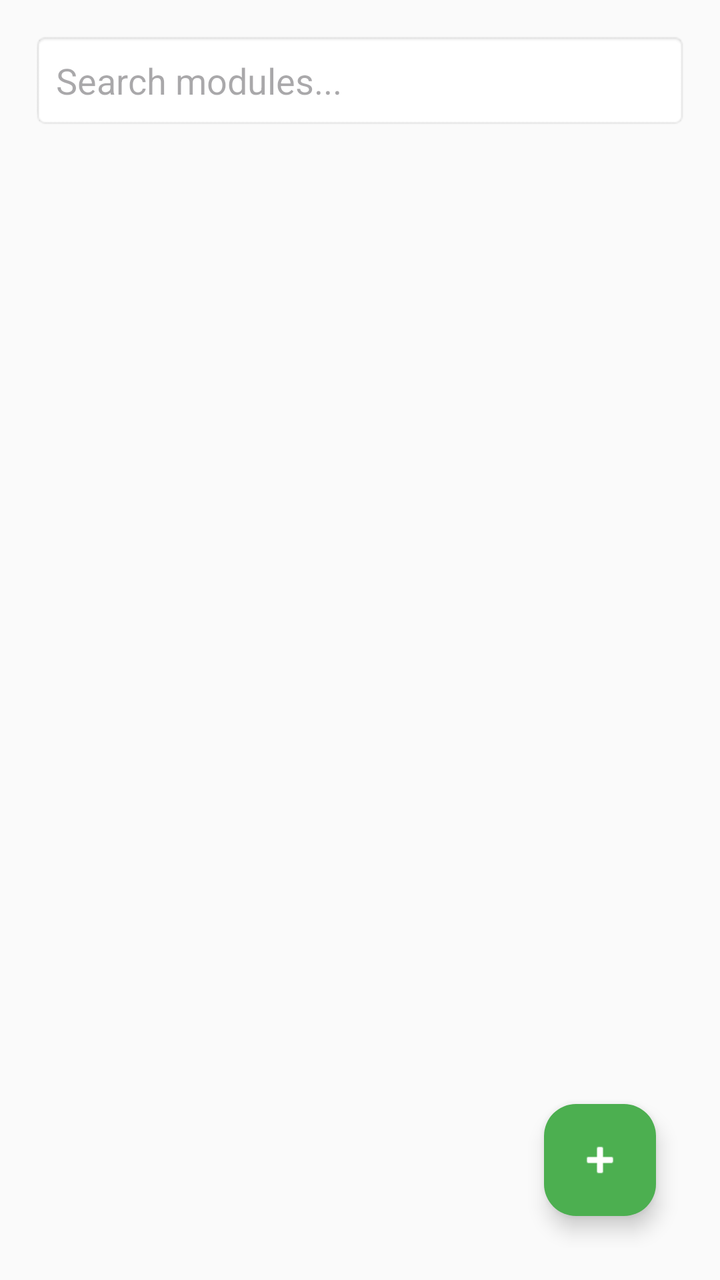
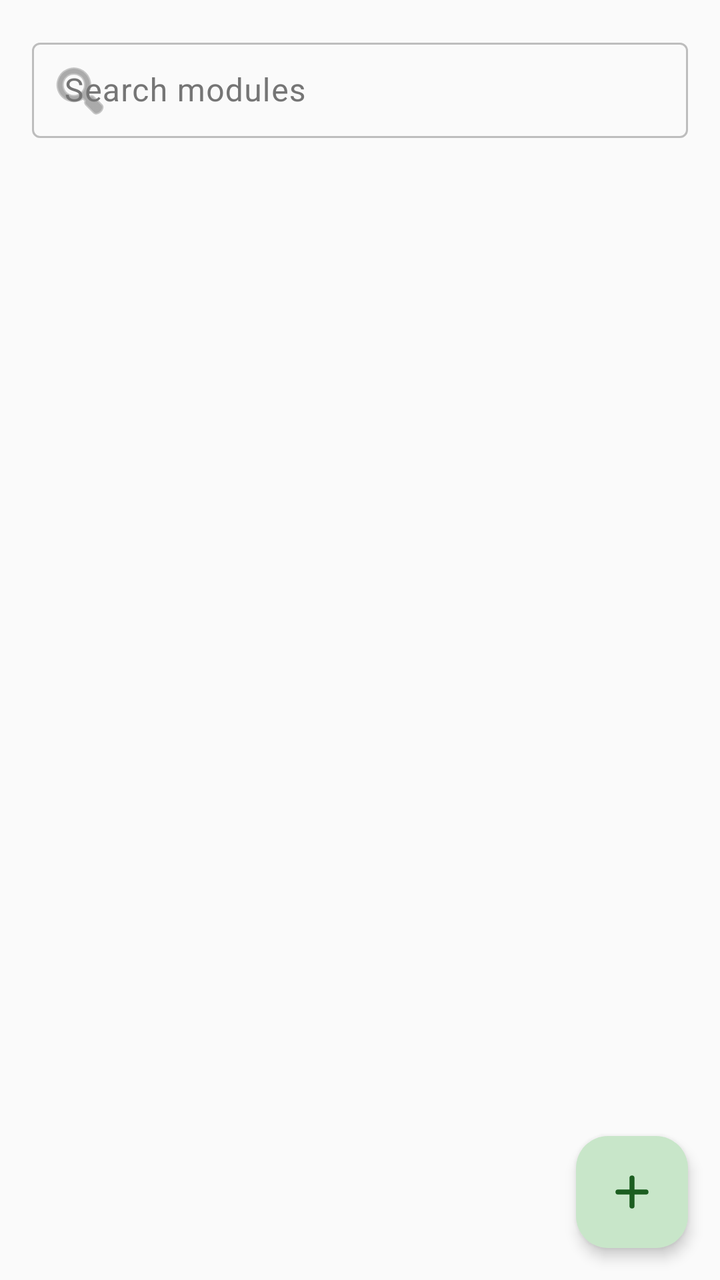

Before-and-after screenshots of an Android layout around one commit, followed by the original layout XML and the change that was made.
<!-- AndroidManifest.xml: application theme Theme.ShizuPosedManager -->
<!-- res/layout/fragment_modules.xml -->
<?xml version="1.0" encoding="utf-8"?>
<androidx.constraintlayout.widget.ConstraintLayout
    xmlns:android="http://schemas.android.com/apk/res/android"
    xmlns:app="http://schemas.android.com/apk/res-auto"
    xmlns:tools="http://schemas.android.com/tools"
    android:layout_width="match_parent"
    android:layout_height="match_parent"
    android:padding="16dp">

    
    <EditText
        android:id="@+id/searchView"
        android:layout_width="match_parent"
        android:layout_height="wrap_content"
        android:hint="Search modules..."
        android:inputType="text"
        android:padding="12dp"
        android:background="@android:drawable/editbox_background"
        android:importantForAutofill="no"
        app:layout_constraintTop_toTopOf="parent"
        app:layout_constraintStart_toStartOf="parent"
        app:layout_constraintEnd_toEndOf="parent" />

    
    <ProgressBar
        android:id="@+id/progressIndicator"
        android:layout_width="match_parent"
        android:layout_height="4dp"
        android:layout_marginTop="8dp"
        android:visibility="gone"
        android:progressTint="?attr/colorPrimary"
        app:layout_constraintTop_toBottomOf="@id/searchView"
        app:layout_constraintStart_toStartOf="parent"
        app:layout_constraintEnd_toEndOf="parent" />

    
    <androidx.recyclerview.widget.RecyclerView
        android:id="@+id/moduleRecyclerView"
        android:layout_width="0dp"
        android:layout_height="0dp"
        android:layout_marginTop="8dp"
        app:layout_constraintTop_toBottomOf="@id/progressIndicator"
        app:layout_constraintBottom_toBottomOf="parent"
        app:layout_constraintStart_toStartOf="parent"
        app:layout_constraintEnd_toEndOf="parent" />

    
    <TextView
        android:id="@+id/tvEmptyState"
        android:layout_width="wrap_content"
        android:layout_height="wrap_content"
        android:text="No modules installed"
        android:textSize="16sp"
        android:textColor="?android:attr/textColorSecondary"
        android:visibility="gone"
        app:layout_constraintTop_toTopOf="@id/moduleRecyclerView"
        app:layout_constraintBottom_toBottomOf="@id/moduleRecyclerView"
        app:layout_constraintStart_toStartOf="parent"
        app:layout_constraintEnd_toEndOf="parent" />

    
    <com.google.android.material.floatingactionbutton.FloatingActionButton
        android:id="@+id/fabAddModule"
        android:layout_width="wrap_content"
        android:layout_height="wrap_content"
        android:layout_margin="16dp"
        android:src="@android:drawable/ic_input_add"
        app:backgroundTint="?attr/colorPrimary"
        app:tint="@android:color/white"
        app:layout_constraintBottom_toBottomOf="parent"
        app:layout_constraintEnd_toEndOf="parent" />

</androidx.constraintlayout.widget.ConstraintLayout>
<!-- resources referenced by this layout -->
<resources>
  <color name="md_theme_light_primary">#4CAF50</color>
  <color name="md_theme_light_onPrimary">#FFFFFF</color>
  <color name="md_theme_light_primaryContainer">#C8E6C9</color>
  <color name="md_theme_light_onPrimaryContainer">#1B5E20</color>
  <color name="md_theme_light_secondary">#558B2F</color>
  <color name="md_theme_light_onSecondary">#FFFFFF</color>
  <color name="md_theme_light_secondaryContainer">#C5E1A5</color>
  <color name="md_theme_light_onSecondaryContainer">#33691E</color>
  <color name="md_theme_light_tertiary">#00695C</color>
  <color name="md_theme_light_onTertiary">#FFFFFF</color>
  <color name="md_theme_light_tertiaryContainer">#B2DFDB</color>
  <color name="md_theme_light_onTertiaryContainer">#004D40</color>
  <color name="md_theme_light_error">#D32F2F</color>
  <color name="md_theme_light_onError">#FFFFFF</color>
  <color name="md_theme_light_errorContainer">#FFCDD2</color>
  <color name="md_theme_light_onErrorContainer">#B71C1C</color>
  <color name="md_theme_light_surface">#FAFAFA</color>
  <color name="md_theme_light_onSurface">#212121</color>
  <color name="md_theme_light_surfaceVariant">#F5F5F5</color>
  <color name="md_theme_light_onSurfaceVariant">#757575</color>
  <color name="md_theme_light_outline">#BDBDBD</color>
  <color name="md_theme_light_inverseSurface">#424242</color>
  <color name="md_theme_light_inverseOnSurface">#FFFFFF</color>
  <color name="md_theme_light_inversePrimary">#81C784</color>
  <style name="Animation.Activity" parent="@android:style/Animation.Activity">
          <item name="android:activityOpenEnterAnimation">@android:anim/fade_in</item>
          <item name="android:activityOpenExitAnimation">@android:anim/fade_out</item>
          <item name="android:activityCloseEnterAnimation">@android:anim/fade_in</item>
          <item name="android:activityCloseExitAnimation">@android:anim/fade_out</item>
      </style>
  <!-- unchanged entries left out for length: 1 -->
</resources>

<!-- the commit's change to res/layout/fragment_modules.xml (unified diff, before → after) -->
@@ -4,32 +4,45 @@
     xmlns:app="http://schemas.android.com/apk/res-auto"
     xmlns:tools="http://schemas.android.com/tools"
     android:layout_width="match_parent"
-    android:layout_height="match_parent"
-    android:padding="16dp">
+    android:layout_height="match_parent">
 
     
-    <EditText
-        android:id="@+id/searchView"
-        android:layout_width="match_parent"
+    <com.google.android.material.textfield.TextInputLayout
+        android:id="@+id/searchLayout"
+        android:layout_width="0dp"
         android:layout_height="wrap_content"
-        android:hint="Search modules..."
-        android:inputType="text"
-        android:padding="12dp"
-        android:background="@android:drawable/editbox_background"
-        android:importantForAutofill="no"
+        android:layout_marginStart="16dp"
+        android:layout_marginEnd="16dp"
+        android:layout_marginTop="16dp"
+        style="@style/Widget.Material3.TextInputLayout.OutlinedBox.Dense"
+        android:hint="Search modules"
+        app:startIconDrawable="@android:drawable/ic_menu_search"
+        app:endIconMode="clear_text"
         app:layout_constraintTop_toTopOf="parent"
         app:layout_constraintStart_toStartOf="parent"
-        app:layout_constraintEnd_toEndOf="parent" />
+        app:layout_constraintEnd_toEndOf="parent">
+
+        <com.google.android.material.textfield.TextInputEditText
+            android:id="@+id/searchView"
+            android:layout_width="match_parent"
+            android:layout_height="wrap_content"
+            android:inputType="text"
+            android:maxLines="1"
+            android:importantForAutofill="no" />
+
+    </com.google.android.material.textfield.TextInputLayout>
 
     
     <ProgressBar
         android:id="@+id/progressIndicator"
-        android:layout_width="match_parent"
+        style="?android:attr/progressBarStyleHorizontal"
+        android:layout_width="0dp"
         android:layout_height="4dp"
-        android:layout_marginTop="8dp"
+        android:layout_marginTop="4dp"
+        android:indeterminate="true"
         android:visibility="gone"
         android:progressTint="?attr/colorPrimary"
-        app:layout_constraintTop_toBottomOf="@id/searchView"
+        app:layout_constraintTop_toBottomOf="@id/searchLayout"
         app:layout_constraintStart_toStartOf="parent"
         app:layout_constraintEnd_toEndOf="parent" />
 
@@ -39,6 +52,10 @@
         android:layout_width="0dp"
         android:layout_height="0dp"
         android:layout_marginTop="8dp"
+        android:clipToPadding="false"
+        android:paddingStart="8dp"
+        android:paddingEnd="8dp"
+        android:paddingBottom="88dp"
         app:layout_constraintTop_toBottomOf="@id/progressIndicator"
         app:layout_constraintBottom_toBottomOf="parent"
         app:layout_constraintStart_toStartOf="parent"
@@ -50,11 +67,13 @@
         android:layout_width="wrap_content"
         android:layout_height="wrap_content"
         android:text="No modules installed"
-        android:textSize="16sp"
-        android:textColor="?android:attr/textColorSecondary"
+        android:textSize="14sp"
+        android:textColor="?attr/colorOnSurfaceVariant"
+        android:gravity="center"
+        android:padding="32dp"
         android:visibility="gone"
-        app:layout_constraintTop_toTopOf="@id/moduleRecyclerView"
-        app:layout_constraintBottom_toBottomOf="@id/moduleRecyclerView"
+        app:layout_constraintTop_toBottomOf="@id/progressIndicator"
+        app:layout_constraintBottom_toBottomOf="parent"
         app:layout_constraintStart_toStartOf="parent"
         app:layout_constraintEnd_toEndOf="parent" />
 
@@ -64,9 +83,14 @@
         android:layout_width="wrap_content"
         android:layout_height="wrap_content"
         android:layout_margin="16dp"
-        android:src="@android:drawable/ic_input_add"
-        app:backgroundTint="?attr/colorPrimary"
-        app:tint="@android:color/white"
+        android:src="@drawable/ic_add_module"
+        android:contentDescription="Add module"
+        app:backgroundTint="?attr/colorPrimaryContainer"
+        app:tint="?attr/colorOnPrimaryContainer"
+        app:fabSize="normal"
+        app:elevation="4dp"
+        app:borderWidth="0dp"
+        app:rippleColor="?attr/colorPrimary"
         app:layout_constraintBottom_toBottomOf="parent"
         app:layout_constraintEnd_toEndOf="parent" />
 
<!-- resource entries referenced after the edit -->
@@ -1,5 +1,27 @@
 <!-- resources referenced by this layout -->
 <resources>
+  <!-- drawable ic_add_module (drawable) -->
+  <?xml version="1.0" encoding="utf-8"?>
+  <vector xmlns:android="http://schemas.android.com/apk/res/android"
+      android:width="24dp"
+      android:height="24dp"
+      android:viewportWidth="24"
+      android:viewportHeight="24"
+      android:tint="?attr/colorOnPrimaryContainer">
+  
+      
+  
+      <path
+          android:fillColor="#00000000"
+          android:strokeColor="#000000"
+          android:strokeWidth="2.5"
+          android:strokeLineCap="round"
+          android:strokeLineJoin="round"
+          android:pathData="M 12,5
+                            L 12,19
+                            M 5,12
+                            L 19,12" />
+  </vector>
   <color name="md_theme_light_primary">#4CAF50</color>
   <color name="md_theme_light_onPrimary">#FFFFFF</color>
   <color name="md_theme_light_primaryContainer">#C8E6C9</color>
